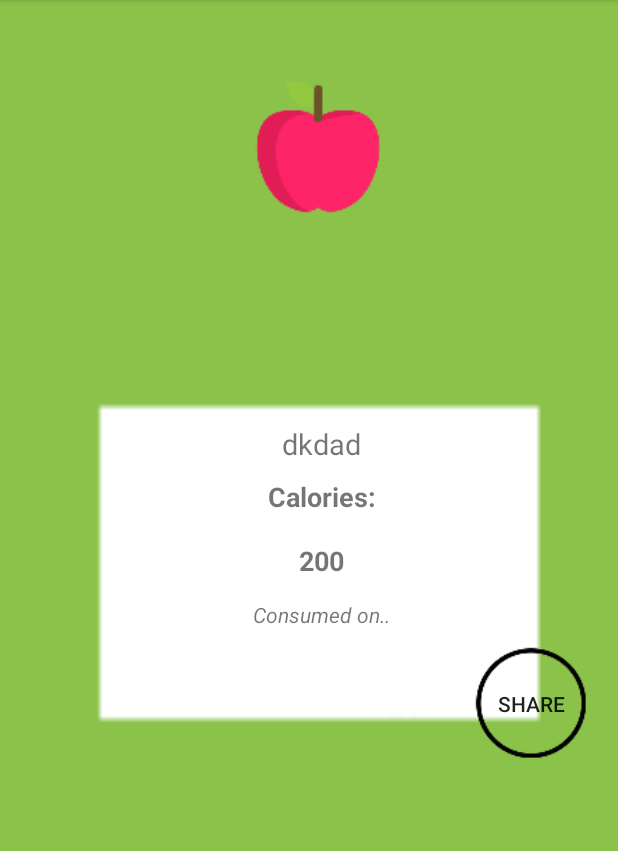
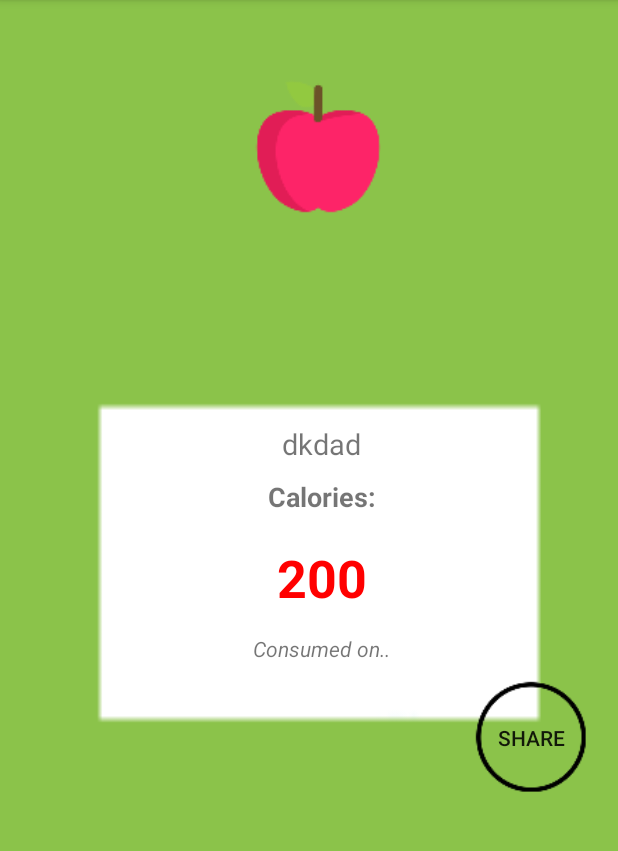
Before and after one commit to wallysonlima/calcounter, an Android app: the FoodItemDetailsActivity screen opened directly, with no data from a screen before it, on a phone screen of 412 x 824 dp, the part 84-935 px from its top. Run offline under Robolectric (Android 15) with nearby library versions, the phone set to English and light mode, and no system bars; 4 statements that could not run were skipped.

Commit message:
Add some code, some bug in the code I don't solve yet

```diff
--- a/app/src/main/java/data/DatabaseHandler.java
+++ b/app/src/main/java/data/DatabaseHandler.java
@@ -105,7 +105,7 @@ public class DatabaseHandler extends SQLiteOpenHelper {
 
         SQLiteDatabase dba = this.getReadableDatabase();
         Cursor cursor = dba.query(Constants.TABLE_NAME, new String[]{Constants.KEY_ID, Constants.FOOD_NAME, Constants.FOOD_CALORIES_NAME,
-        Constants.DATE_NAME}, null, null, null, null, Constants.DATE_NAME + " DESC ");
+        Constants.DATE_NAME}, null, null, null, null, Constants.DATE_NAME + " DESC;");
 
         // loop through...
         if ( cursor.moveToFirst() ) {
--- a/app/src/main/java/wallyson/lima/calcounter/FoodItemDetailsActivity.java
+++ b/app/src/main/java/wallyson/lima/calcounter/FoodItemDetailsActivity.java
@@ -1,13 +1,36 @@
 package wallyson.lima.calcounter;
 
+import android.graphics.Color;
 import android.support.v7.app.AppCompatActivity;
 import android.os.Bundle;
+import android.widget.Button;
+import android.widget.TextView;
+
+import model.Food;
 
 public class FoodItemDetailsActivity extends AppCompatActivity {
+    private TextView foodName, calories, dateTaken;
+    private Button shareButton;
+    private int foodId;
 
     @Override
     protected void onCreate(Bundle savedInstanceState) {
         super.onCreate(savedInstanceState);
         setContentView(R.layout.activity_food_item_details);
+
+        foodName = findViewById(R.id.detsFoodName);
+        calories = findViewById(R.id.detsCaloriesValue);
+        dateTaken = findViewById(R.id.detsDateText);
+        shareButton = findViewById(R.id.detsShareButton);
+
+        Food food = (Food) getIntent().getSerializableExtra("userObj");
+
+        foodName.setText(food.getFoodName());
+        calories.setText(String.valueOf(food.getCalories()));
+        dateTaken.setText(food.getRecordDate());
+        foodId = food.getFoodId();
+
+        calories.setTextSize(34.9f);
+        calories.setTextColor(Color.RED);
     }
 }
```
Also changed, not shown: app/src/main/java/data/CustomListViewAdapter.java (+10 -1 lines).
